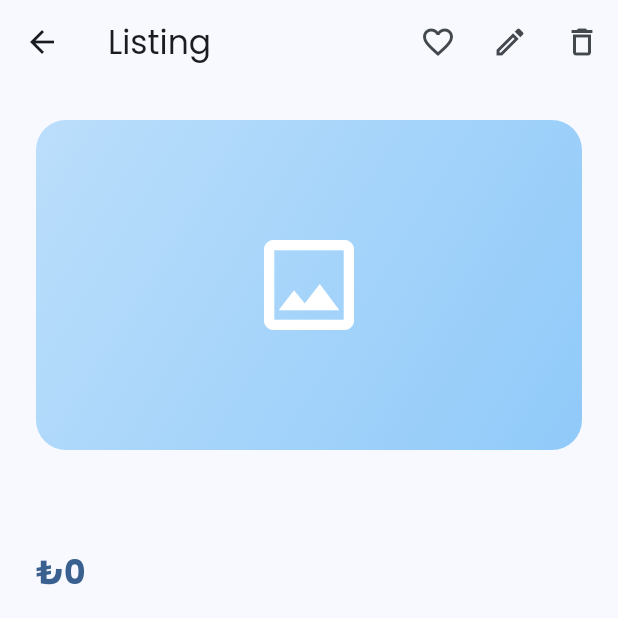
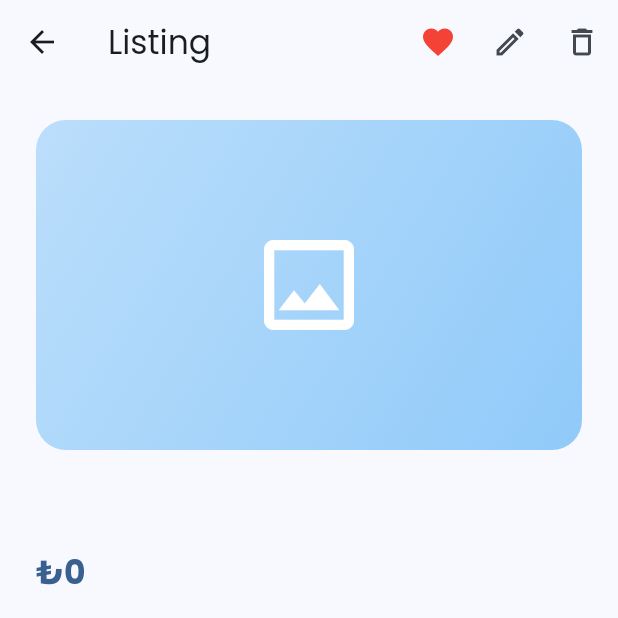
Before and after one commit to imraaan-dev/SuMarket, a Flutter app: the ListingDetailScreen screen opened directly with empty values, after a tap on the "favorite outline" icon, on a phone screen of 412 x 824 dp, the top half of it. Run offline on Flutter 3.47's test engine with Material 3 defaults, Android fonts, the phone set to English and light mode, and no system bars; our stand-ins replace cloud_firestore, firebase_auth, firebase_core, google_fonts, grouped_list, shared_preferences; accounts and stored records are empty.

Commit message:
Update listing_detail_screen.dart

```diff
--- a/lib/screens/listing_detail_screen.dart
+++ b/lib/screens/listing_detail_screen.dart
@@ -5,6 +5,7 @@ import 'package:firebase_auth/firebase_auth.dart';
 import '../models/listing.dart';
 import '../services/firestore_service.dart';
 import 'direct_message_screen.dart';
+import '../providers/listing_provider.dart';
 
 class ListingDetailArguments {
   ListingDetailArguments({required this.listing});
@@ -234,9 +235,19 @@ class _ListingDetailScreenState extends State<ListingDetailScreen> {
       appBar: AppBar(
         title: const Text('Listing'),
         actions: [
-          IconButton(
-            icon: const Icon(Icons.favorite_border),
-            onPressed: () {},
+          Consumer<ListingProvider>(
+            builder: (context, provider, _) {
+              final isFav = provider.isFavorite(listing.id);
+              return IconButton(
+                icon: Icon(
+                  isFav ? Icons.favorite : Icons.favorite_border,
+                  color: isFav ? Colors.red : null,
+                ),
+                onPressed: () {
+                  provider.toggleFavorite(listing.id);
+                },
+              );
+            },
           ),
           if (_isOwner) ...[
             IconButton(
```
